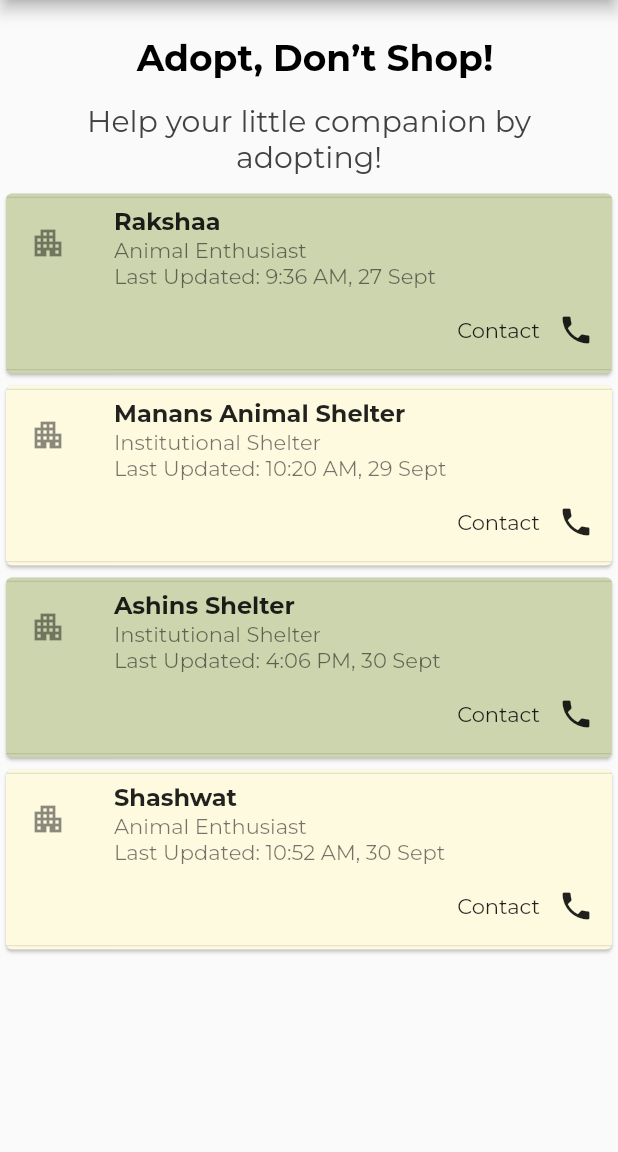
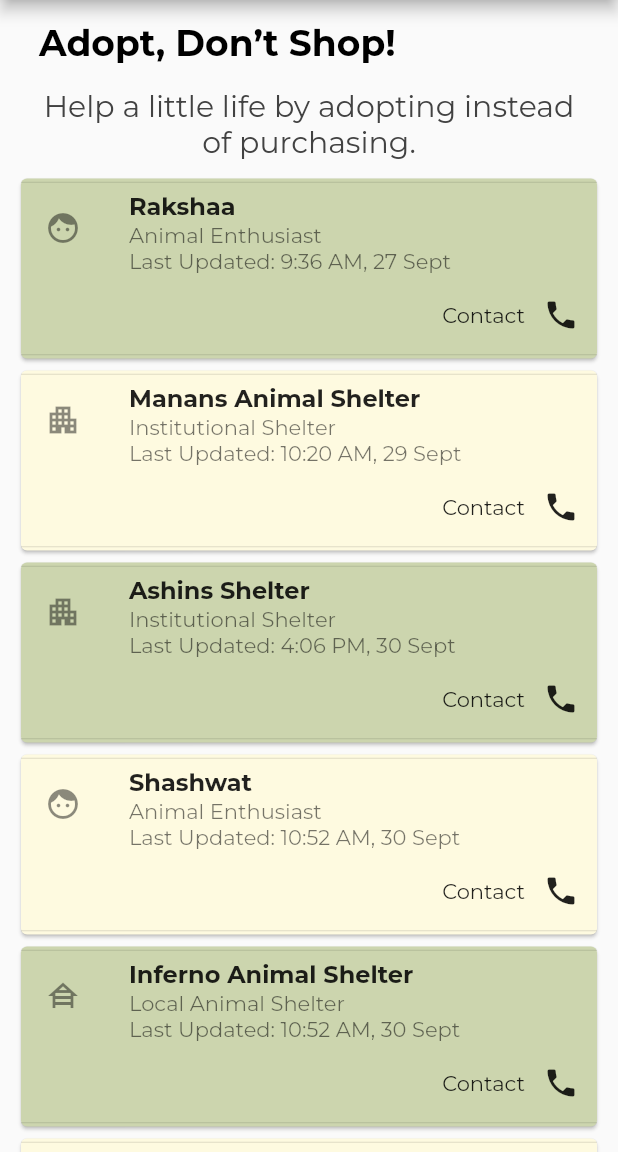
Before and after one commit to ashinsabu/pet-ecommerceapp, a Flutter app: the stray screen opened directly, in the side drawer, after a tap on the "phone" icon, on a phone screen of 412 x 824 dp, the part 84-1236 px from its top. Run offline on Flutter 3.47's test engine with Material 2 defaults, Android fonts, the phone set to English and light mode, and no system bars; our stand-ins replace google_fonts; missing offline and left inert: external_app_launcher.

Commit message:
Some UI changes and 3rd party AR App Integration

```diff
--- a/lib/common ui.dart
+++ b/lib/common ui.dart
@@ -3,6 +3,8 @@ import 'package:flutter/services.dart';
 import 'package:petecommerce/colors.dart';
 import 'home.dart';
 import 'stray.dart';
+import 'package:external_app_launcher/external_app_launcher.dart';
+
 
 class sidedrawer extends StatelessWidget {
   @override
@@ -61,6 +63,19 @@ class sidedrawer extends StatelessWidget {
                         MaterialPageRoute(builder: (context) =>vets()));
                   },
                 ),
+                Container(
+                  decoration: BoxDecoration(color: Colors.blue.shade50),
+                  child: ListTile(
+
+                    title: Text('Play with your pet in AR*'),
+                    onTap: () async{
+                      await LaunchApp.openApp(
+                        androidPackageName: 'com.grappsgames.ortk_play.treedanimalsar',
+                        // openStore: false,
+                      );
+                    },
+                  ),
+                ),
                 ListTile(
 
                   title: Text('Exit'),
--- a/lib/home.dart
+++ b/lib/home.dart
@@ -5,6 +5,12 @@ import 'colors.dart';
 import 'petdata.dart';
 import 'categories.dart';
 import 'widget.dart';
+//for future use
+// import 'package:url_launcher/url_launcher.dart';
+// import 'package:device_apps/device_apps.dart';
+// import 'package:android_intent/android_intent.dart';
+
+
 class userhome extends StatefulWidget {
 
   @override
--- a/lib/stray.dart
+++ b/lib/stray.dart
@@ -2,7 +2,6 @@ import 'package:flutter/material.dart';
 import 'colors.dart';
 import 'common ui.dart';
 import 'home.dart';
-
 class stray extends StatelessWidget {
   const stray({Key? key}) : super(key: key);
 
@@ -18,11 +17,16 @@ class stray extends StatelessWidget {
       ),
       drawer: sidedrawer(),
       body:
-      Column(
-          crossAxisAlignment: CrossAxisAlignment.center,
+      Center(
+        child: ListView(
+          physics: BouncingScrollPhysics(),
+          shrinkWrap: true,
+            padding: EdgeInsets.symmetric(horizontal: 10),
+            // crossAxisAlignment: CrossAxisAlignment.center,
+
             children: [
               Padding(
-              padding: EdgeInsets.only(left: 16, right: 8,bottom: 8,top: 24),
+                padding: EdgeInsets.only(left: 16, right: 8,bottom: 8,top: 14),
                 child: Text(
                   "Adopt, Don’t Shop!",
                   style: TextStyle(
@@ -35,7 +39,7 @@ class stray extends StatelessWidget {
               Padding(
                 padding: EdgeInsets.symmetric(horizontal: 16, vertical: 8),
                 child: Text(
-                "Help your little companion by adopting!",
+                  "Help a little life by adopting instead of purchasing.",
                   style: TextStyle(
                     color: Colors.grey[800],
                     fontSize: 20,
@@ -44,16 +48,16 @@ class stray extends StatelessWidget {
                 ),
               ),
               Card(
+
                   color: AppColor.palespring,
                   child: Column(
                     mainAxisAlignment: MainAxisAlignment.spaceEvenly,
                     children: [
                       Divider(height: 5,),
                       ListTile(
-                      leading: Icon(Icons.apartment_outlined),
+                        leading: Icon(Icons.face_sharp),
                         title: Text('Rakshaa',style: TextStyle(fontWeight: FontWeight.bold)),
                         subtitle: Text('Animal Enthusiast\nLast Updated: 9:36 AM, 27 Sept'),
-
                       ),
                       Row(
                         mainAxisAlignment: MainAxisAlignment.end,
@@ -125,7 +129,7 @@ class stray extends StatelessWidget {
                     children: [
                       Divider(height: 5,),
                       ListTile(
-                      leading: Icon(Icons.apartment_outlined),
+                        leading: Icon(Icons.face_sharp),
                         title: Text('Shashwat',style: TextStyle(fontWeight: FontWeight.bold)),
                         subtitle: Text('Animal Enthusiast\nLast Updated: 10:52 AM, 30 Sept'),
 
@@ -143,8 +147,59 @@ class stray extends StatelessWidget {
                   )
 
               ),
+              Card(
+                  color: AppColor.palespring,
+                  child: Column(
+                    mainAxisAlignment: MainAxisAlignment.spaceEvenly,
+                    children: [
+                      Divider(height: 5,),
+                      ListTile(
+                        leading: Icon(Icons.house_siding),
+                        title: Text('Inferno Animal Shelter',style: TextStyle(fontWeight: FontWeight.bold)),
+                        subtitle: Text('Local Animal Shelter\nLast Updated: 10:52 AM, 30 Sept'),
+
+                      ),
+                      Row(
+                        mainAxisAlignment: MainAxisAlignment.end,
+                        children: [
+
+                          Text('Contact'),
+                          IconButton(icon: Icon(Icons.phone), onPressed: (){})
+                        ],
+                      ),
+                      Divider(height: 5,),
+                    ],
+                  )
+
+              ),
+              Card(
+                  color: AppColor.cornsilk,
+                  child: Column(
+                    mainAxisAlignment: MainAxisAlignment.spaceEvenly,
+                    children: [
+                      Divider(height: 5,),
+                      ListTile(
+                        leading: Icon(Icons.house_siding),
+                        title: Text('Kirans Adoption Shelter',style: TextStyle(fontWeight: FontWeight.bold)),
+                        subtitle: Text('Local Animal Shelter\nLast Updated: 8:43 PM, 30 Sept'),
+
+                      ),
+                      Row(
+                        mainAxisAlignment: MainAxisAlignment.end,
+                        children: [
+
+                          Text('Contact'),
+                          IconButton(icon: Icon(Icons.phone), onPressed: (){})
+                        ],
+                      ),
+                      Divider(height: 5,),
+                    ],
+                  )
+
+              ),
 
             ]
+        ),
       ),
     );
   }
@@ -173,7 +228,7 @@ drawer: sidedrawer(),backgroundColor: AppColor.palespring,
               style: TextStyle(
                 color: Colors.black,
                 fontWeight: FontWeight.bold,
-                fontSize: 24,
+                fontSize: 23,
               ),
             ),
           ),
@@ -190,18 +245,17 @@ drawer: sidedrawer(),backgroundColor: AppColor.palespring,
 
           Divider(height: 20,thickness: 3,),
           Container(
-            height: 540,
+            height: 400,
             margin: EdgeInsets.only(bottom: 16),
             child: ListView(
               physics: BouncingScrollPhysics(),
               children: [
-                buildVet("assets/images/vets/vet_2.png", "Big Lake Vet Hospital", "+91 89723887123"),
+                buildVet("assets/images/vets/vet_2.png", "General Purpose Vet Clinic", "+91 89723887123"),
                 buildVet("assets/images/vets/vet_0.png", "Animal Emergency Hospital", "+91 72837182973"),
                 buildVet("assets/images/vets/vet_1.png", "Artemis Veterinary Center", "+91 81928371289"),
                 buildVet("assets/images/vets/vet_3.png", "Veterinary Medical Center", "+91 98123971237"),
                 buildVet("assets/images/vets/vet_2.png", "Dr Nagarjuna's Vet Clinic", "+91 8812231237"),
                 buildVet("assets/images/vets/vet_0.png", "Dr Shankar Vet Clinic", "+91 9249272711"),
-
               ],
             ),
           ),
@@ -219,7 +273,7 @@ Widget buildVet(String imageUrl, String name, String phone){
         Radius.circular(25),
       ),
       border: Border.all(
-        width: 1,
+        width:2,
         color: Colors.grey.shade300,
       ),
     ),
--- a/pubspec.yaml
+++ b/pubspec.yaml
@@ -35,6 +35,10 @@ dependencies:
   # Use with the CupertinoIcons class for iOS style icons.
   cupertino_icons: ^1.0.2
   google_fonts: ^2.1.0
+  url_launcher: ^6.0.9
+  device_apps: ^2.1.1
+  android_intent: ^2.0.2
+  external_app_launcher: ^0.0.1
 
 dev_dependencies:
   flutter_test:
```
Also changed, not shown: flutter_01.png (added), pubspec.lock, 201 other files. Lines whose indentation alone changed are shown as unchanged.
